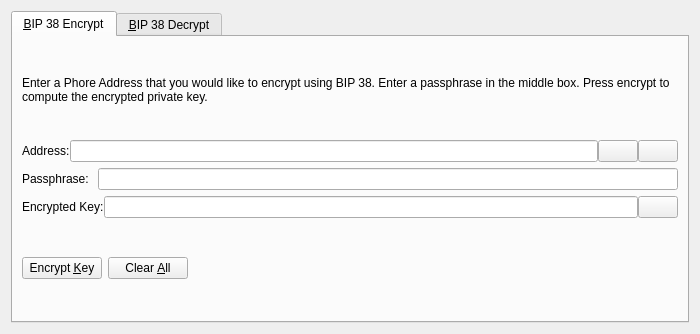
Before: the Qt Designer form src/qt/forms/bip38tooldialog.ui in blocknetdx/blocknet, drawn with Qt 5.
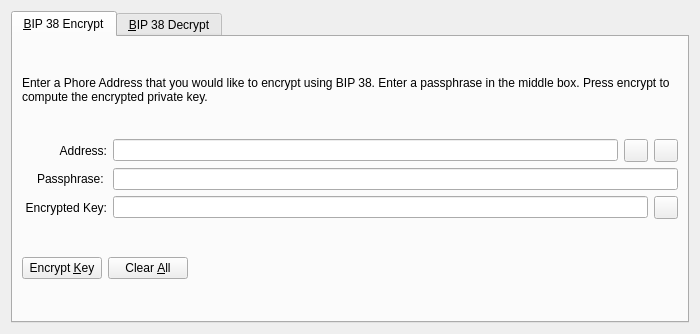
After: the same form once the commit is applied. The open tabs and pages were chosen to show the change. Icons and pictures are not drawn. Custom widgets are drawn as their Qt base class.

```diff
--- a/src/qt/forms/bip38tooldialog.ui
+++ b/src/qt/forms/bip38tooldialog.ui
@@ -42,11 +42,17 @@
        </item>
        <item>
         <layout class="QHBoxLayout" name="horizontalLayout_1_ENC">
-         <property name="spacing">
-          <number>0</number>
-         </property>
          <item>
           <widget class="QLabel" name="label_5">
+           <property name="alignment">
+            <set>Qt::AlignRight|Qt::AlignTrailing|Qt::AlignVCenter</set>
+           </property>
+           <property name="minimumSize">
+            <size>
+             <width>85</width>
+             <height>0</height>
+            </size>
+           </property>
            <property name="text">
             <string>Address:</string>
            </property>
@@ -60,7 +66,7 @@
           </widget>
          </item>
          <item>
-          <widget class="QPushButton" name="addressBookButton_ENC">
+          <widget class="QToolButton" name="addressBookButton_ENC">
            <property name="toolTip">
             <string>Choose previously used address</string>
            </property>
@@ -74,13 +80,10 @@
            <property name="shortcut">
             <string>Alt+A</string>
            </property>
-           <property name="autoDefault">
-            <bool>false</bool>
-           </property>
           </widget>
          </item>
          <item>
-          <widget class="QPushButton" name="pasteButton_ENC">
+          <widget class="QToolButton" name="pasteButton_ENC">
            <property name="toolTip">
             <string>Paste address from clipboard</string>
            </property>
@@ -94,9 +97,6 @@
            <property name="shortcut">
             <string>Alt+P</string>
            </property>
-           <property name="autoDefault">
-            <bool>false</bool>
-           </property>
           </widget>
          </item>
         </layout>
@@ -105,6 +105,15 @@
         <layout class="QHBoxLayout" name="horizontalLayout_5">
          <item>
           <widget class="QLabel" name="label_6">
+           <property name="alignment">
+            <set>Qt::AlignRight|Qt::AlignTrailing|Qt::AlignVCenter</set>
+           </property>
+           <property name="minimumSize">
+            <size>
+             <width>85</width>
+             <height>0</height>
+            </size>
+           </property>
            <property name="text">
             <string>Passphrase: </string>
            </property>
@@ -121,11 +130,17 @@
        </item>
        <item>
         <layout class="QHBoxLayout" name="horizontalLayout_2_ENC">
-         <property name="spacing">
-          <number>0</number>
-         </property>
          <item>
           <widget class="QLabel" name="encryptedKeyLabel_ENC">
+           <property name="alignment">
+            <set>Qt::AlignRight|Qt::AlignTrailing|Qt::AlignVCenter</set>
+           </property>
+           <property name="minimumSize">
+            <size>
+             <width>85</width>
+             <height>0</height>
+            </size>
+           </property>
            <property name="text">
             <string>Encrypted Key:</string>
            </property>
@@ -147,7 +162,7 @@
           </widget>
          </item>
          <item>
-          <widget class="QPushButton" name="copyKeyButton_ENC">
+          <widget class="QToolButton" name="copyKeyButton_ENC">
            <property name="toolTip">
             <string>Copy the current signature to the system clipboard</string>
            </property>
@@ -158,9 +173,6 @@
             <iconset resource="../phore.qrc">
              <normaloff>:/icons/editcopy</normaloff>:/icons/editcopy</iconset>
            </property>
-           <property name="autoDefault">
-            <bool>false</bool>
-           </property>
           </widget>
          </item>
         </layout>
```
Left out of the diff: 48 changed lines with no effect on the pictures.
